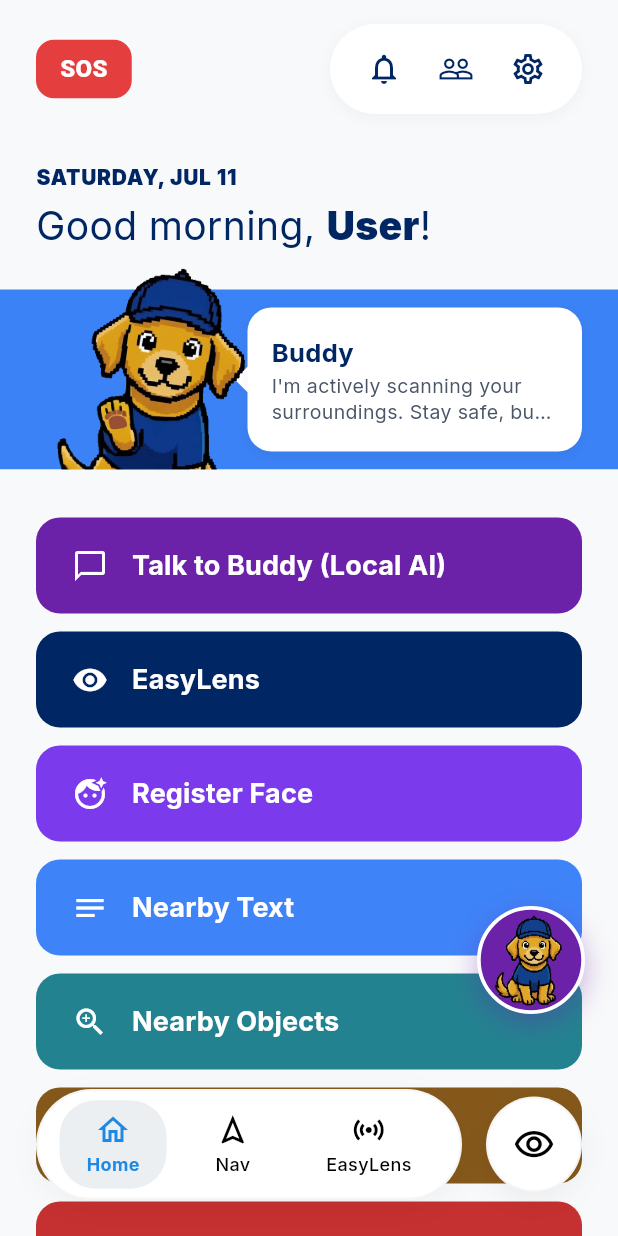
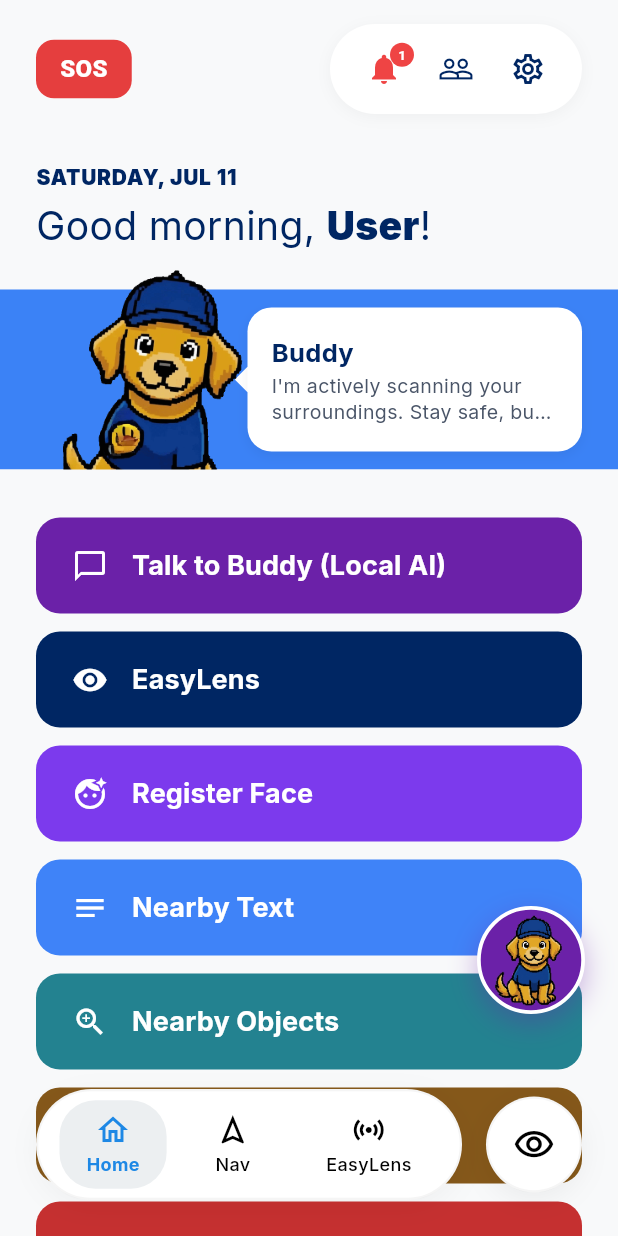
Before and after one commit to Thes-IS-IT/Easylens, a Flutter app: the DashboardScreen screen opened directly, on a phone screen of 412 x 824 dp. Run offline on Flutter 3.47's test engine with Material 3 defaults, Android fonts, the phone set to English and light mode, and no system bars; our stand-ins replace audioplayers, battery_plus, camera, cloud_firestore, confetti, firebase_auth and 13 more; missing offline and left inert: flutter_gemma, google_mlkit_face_detection, google_mlkit_image_labeling, google_mlkit_object_detection, google_mlkit_text_recognition, tflite_flutter; accounts and stored records are empty.

Commit message:
feat(dashboard): implement shake-to-undo actions history and add dynamic notifications badge count to header

```diff
--- a/lib/screens/dashboard/components/header_bar.dart
+++ b/lib/screens/dashboard/components/header_bar.dart
@@ -1,6 +1,7 @@
 import 'package:flutter/material.dart';
 import '../../../constants/colors.dart';
 import '../../../services/settings_service.dart';
+import '../../../services/notification_service.dart';
 
 class HeaderBar extends StatelessWidget {
   final VoidCallback onSOSSelected;
@@ -65,11 +66,53 @@ class HeaderBar extends StatelessWidget {
           ),
           child: Row(
             children: [
-              IconButton(
-                icon: Icon(Icons.notifications_none, color: iconColor),
-                onPressed: onNotificationsSelected,
-                constraints: const BoxConstraints(),
-                padding: const EdgeInsets.symmetric(horizontal: 8),
+              ListenableBuilder(
+                listenable: NotificationService(),
+                builder: (context, _) {
+                  final service = NotificationService();
+                  final count = service.unreadCount;
+
+                  return Stack(
+                    alignment: Alignment.center,
+                    children: [
+                      IconButton(
+                        icon: Icon(
+                          count > 0 ? Icons.notifications : Icons.notifications_none,
+                          color: count > 0 ? const Color(0xFFEF4444) : iconColor,
+                        ),
+                        onPressed: onNotificationsSelected,
+                        constraints: const BoxConstraints(),
+                        padding: const EdgeInsets.symmetric(horizontal: 8),
+                      ),
+                      if (count > 0)
+                        Positioned(
+                          right: 4,
+                          top: 4,
+                          child: Container(
+                            padding: const EdgeInsets.all(4),
+                            decoration: const BoxDecoration(
+                              color: Color(0xFFEF4444),
+                              shape: BoxShape.circle,
+                            ),
+                            constraints: const BoxConstraints(
+                              minWidth: 16,
+                              minHeight: 16,
+                            ),
+                            child: Center(
+                              child: Text(
+                                '$count',
+                                style: const TextStyle(
+                                  color: Colors.white,
+                                  fontSize: 9,
+                                  fontWeight: FontWeight.bold,
+                                ),
+                              ),
+                            ),
+                          ),
+                        ),
+                    ],
+                  );
+                },
               ),
               IconButton(
                 icon: Icon(Icons.people_outline, color: iconColor),
--- /dev/null
+++ b/lib/services/undo_service.dart
@@ -0,0 +1,53 @@
+import 'package:flutter/material.dart';
+
+class UndoAction {
+  final String description;
+  final VoidCallback undo;
+
+  UndoAction({
+    required this.description,
+    required this.undo,
+  });
+}
+
+class UndoService {
+  static final UndoService _instance = UndoService._internal();
+
+  factory UndoService() {
+    return _instance;
+  }
+
+  UndoService._internal();
+
+  final List<UndoAction> _history = [];
+
+  void add(VoidCallback undo, {String description = "Action"}) {
+    _history.add(UndoAction(description: description, undo: undo));
+    // Limit history stack size to 25 items to prevent memory leaks
+    if (_history.length > 25) {
+      _history.removeAt(0);
+    }
+    print("[UndoService] Added action: $description. Total actions: ${_history.length}");
+  }
+
+  bool performUndo() {
+    if (_history.isEmpty) {
+      print("[UndoService] Nothing to undo.");
+      return false;
+    }
+    final lastAction = _history.removeLast();
+    print("[UndoService] Performing undo for: ${lastAction.description}");
+    try {
+      lastAction.undo();
+      return true;
+    } catch (e) {
+      print("[UndoService] Error executing undo action: $e");
+      return false;
+    }
+  }
+
+  void clear() {
+    _history.clear();
+    print("[UndoService] History cleared.");
+  }
+}
```
Also changed, not shown: lib/screens/dashboard/dashboard_screen.dart (+58 -39 lines).
